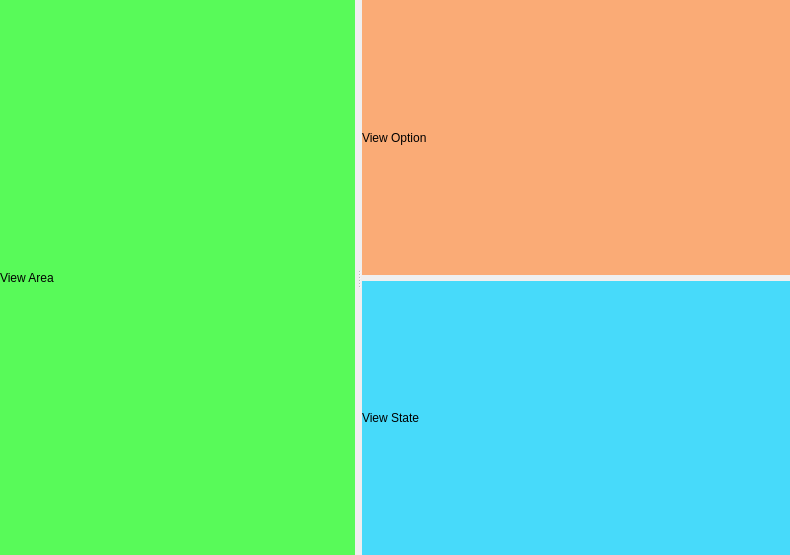
Old version of the form Views/MachineVisionWin.ui in the repository xzlxiao/TheOneEye.
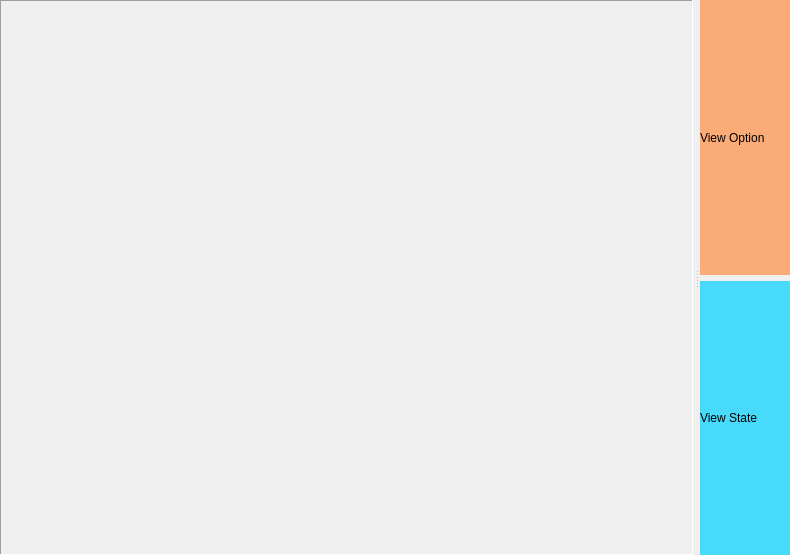
New version of the form.

```diff
--- a/Views/MachineVisionWin.ui
+++ b/Views/MachineVisionWin.ui
@@ -37,13 +37,42 @@
      <widget class="QWidget" name="gridLayoutWidget">
       <layout class="QGridLayout" name="gridLayoutViews">
        <item row="0" column="0">
-        <widget class="QLabel" name="lbViewArea">
-         <property name="styleSheet">
-          <string notr="true">background-color: rgba(24, 255, 26, 179);</string>
+        <widget class="QFrame" name="frameViewArea">
+         <property name="sizePolicy">
+          <sizepolicy hsizetype="Preferred" vsizetype="Preferred">
+           <horstretch>0</horstretch>
+           <verstretch>0</verstretch>
+          </sizepolicy>
          </property>
-         <property name="text">
-          <string>View Area</string>
+         <property name="minimumSize">
+          <size>
+           <width>500</width>
+           <height>0</height>
+          </size>
          </property>
+         <property name="frameShape">
+          <enum>QFrame::Panel</enum>
+         </property>
+         <property name="frameShadow">
+          <enum>QFrame::Sunken</enum>
+         </property>
+         <property name="lineWidth">
+          <number>1</number>
+         </property>
+         <layout class="QGridLayout" name="gridLayout_2">
+          <property name="leftMargin">
+           <number>0</number>
+          </property>
+          <property name="topMargin">
+           <number>0</number>
+          </property>
+          <property name="rightMargin">
+           <number>0</number>
+          </property>
+          <property name="bottomMargin">
+           <number>0</number>
+          </property>
+         </layout>
         </widget>
        </item>
       </layout>
@@ -52,6 +81,12 @@
       <layout class="QVBoxLayout" name="verticalLayout">
        <item>
         <widget class="QLabel" name="lbViewOpetion">
+         <property name="sizePolicy">
+          <sizepolicy hsizetype="Preferred" vsizetype="Preferred">
+           <horstretch>0</horstretch>
+           <verstretch>0</verstretch>
+          </sizepolicy>
+         </property>
          <property name="styleSheet">
           <string notr="true">background-color: rgba(255, 142, 67, 179);</string>
          </property>
```
Left out of the diff: 3 changed lines with no effect on the pictures.
